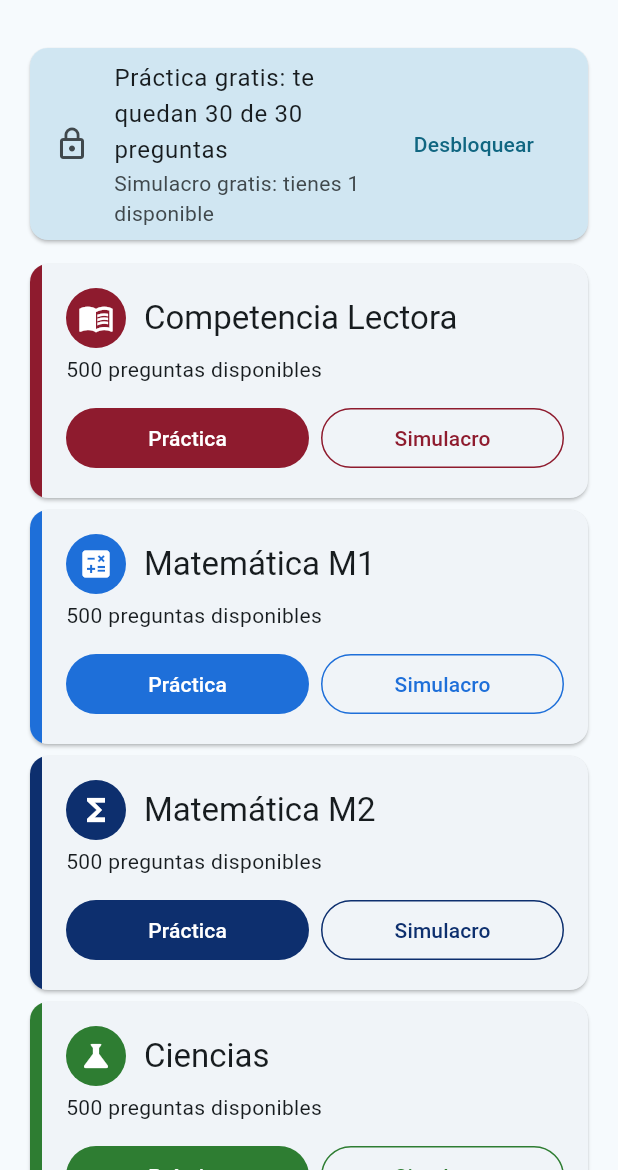
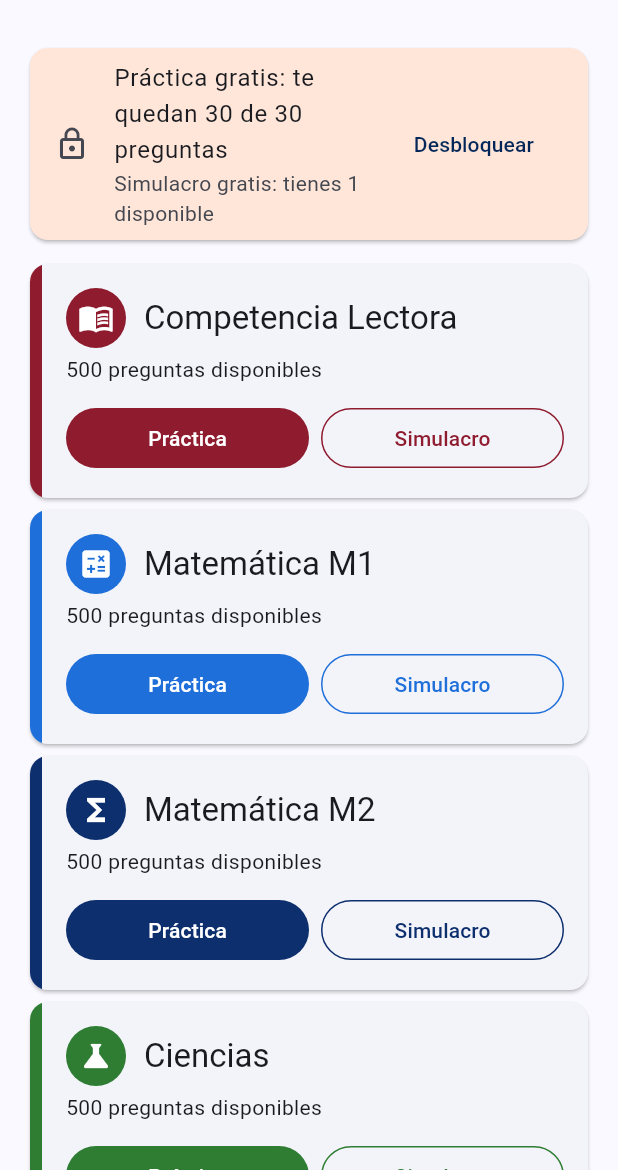
Before and after one commit to labappsch-create/Paes, a Flutter app: the screen it shows after launch, on a phone screen of 412 x 824 dp, the part 66-1236 px from its top. Run offline on Flutter 3.47's test engine with Material 3 defaults, Android fonts, the phone set to English and light mode, and no system bars; our stand-ins replace clock, flutter_riverpod, in_app_purchase, material_ui, shared_preferences, webview_flutter.

Commit message:
Colores generales de la app: azul marino y naranjo del logo Retopaes

```diff
--- a/lib/main.dart
+++ b/lib/main.dart
@@ -30,11 +30,8 @@ class PaesApp extends ConsumerWidget {
     return MaterialApp(
       title: appName,
       debugShowCheckedModeBanner: false,
-      theme: ThemeData(
-        useMaterial3: true,
-        // Color neutro para la app; cada prueba tiene el suyo (prueba_style.dart).
-        colorScheme: ColorScheme.fromSeed(seedColor: AppColors.neutral),
-      ),
+      // Colores del logo de Retopaes (prueba_style.dart).
+      theme: appTheme(),
       home: const HomeScreen(),
     );
   }
--- a/lib/presentation/prueba_style.dart
+++ b/lib/presentation/prueba_style.dart
@@ -4,14 +4,19 @@ import '../domain/prueba.dart';
 
 /// Colores de la app, en un solo lugar.
 ///
-/// - La app en general usa un color neutro (gris azulado).
+/// - La app en general usa los colores del logo: azul marino y naranjo.
 /// - Cada prueba tiene su color, que se usa solo en lo que la identifica:
 ///   su tarjeta y botones en el inicio, y la barra de arriba durante el ensayo.
 /// - Todos los colores de prueba son lo bastante oscuros para que el texto
 ///   blanco sobre ellos se lea bien.
 abstract final class AppColors {
-  /// Color neutro de la app (inicio, historial, pago).
-  static const neutral = Color(0xFF455A64);
+  /// Colores del logo de Retopaes: azul marino (color principal de la app:
+  /// botones, barra y textos destacados) y naranjo (acentos: bordes, avisos).
+  static const azulLogo = Color(0xFF022658);
+  static const naranjoLogo = Color(0xFFFC5D07);
+
+  /// Color general de la app (inicio, historial, pago).
+  static const neutral = azulLogo;
 
   static const lectora = Color(0xFF8E1B2E); // rojo granate
   static const m1 = Color(0xFF1E6FD9); // azul
@@ -67,3 +72,23 @@ ThemeData pruebaTheme(ThemeData base, Color color) => base.copyWith(
     linearTrackColor: Colors.white24,
   ),
 );
+
+/// Tema general de la app con los colores del logo. El naranjo se usa solo como
+/// acento (bordes, íconos y fondos suaves), nunca como fondo de texto blanco,
+/// porque así no se leería bien.
+ThemeData appTheme() {
+  final base = ColorScheme.fromSeed(
+    seedColor: AppColors.azulLogo,
+    primary: AppColors.azulLogo,
+    tertiary: AppColors.naranjoLogo,
+  );
+  return ThemeData(
+    useMaterial3: true,
+    colorScheme: base.copyWith(
+      secondaryContainer: const Color(0xFFFFE6D9),
+      onSecondaryContainer: const Color(0xFF3A1600),
+      tertiaryContainer: const Color(0xFFFFE6D9),
+      onTertiaryContainer: const Color(0xFF3A1600),
+    ),
+  );
+}
```
Also changed, not shown: 1 other file.
